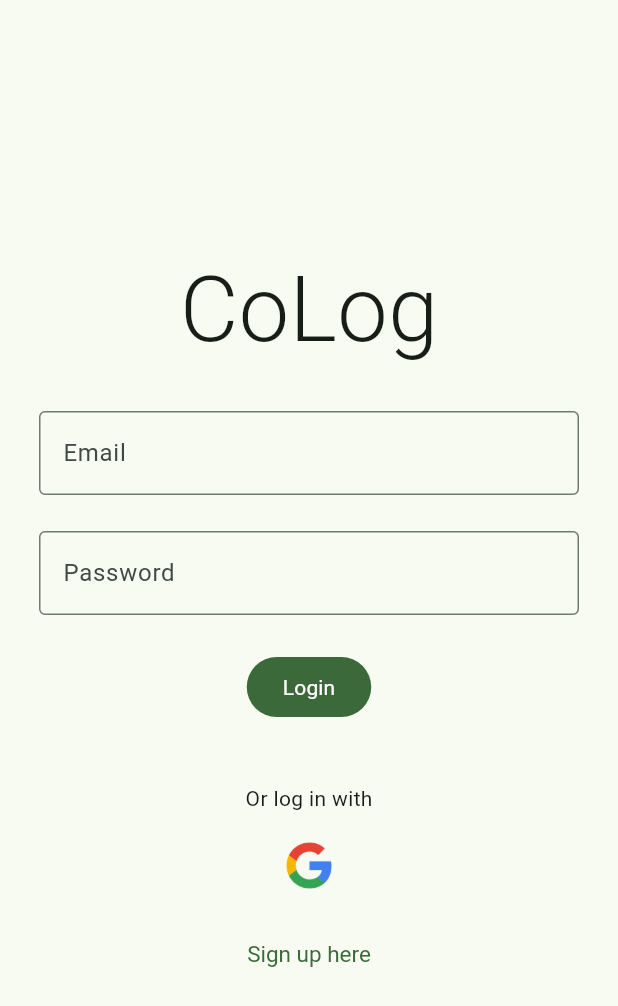
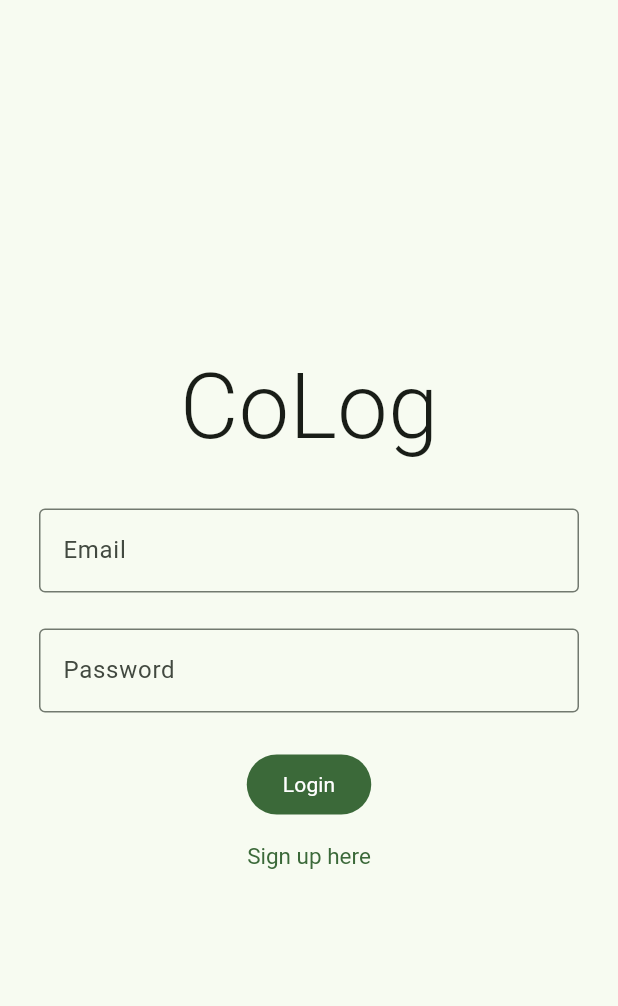
Before and after one commit to R0KK1T/CoDoC, a Flutter app: the screen it shows after launch, on a phone screen of 412 x 824 dp. Shown: the top 1006 px of the screen. Run offline on Flutter 3.47's test engine with Material 2 defaults, Android fonts, the phone set to English and light mode, and no system bars; our stand-ins replace cloud_firestore, firebase_auth, firebase_core, firebase_storage, image_picker; accounts and stored records are empty.

Commit message:
Remove google logo

```diff
--- a/lib/screens/login_screen.dart
+++ b/lib/screens/login_screen.dart
@@ -127,30 +127,6 @@ class _MyLoginScreenState extends State<MyLoginScreen> {
                 ),
               ),
 
-              Padding(
-                padding: const EdgeInsets.only(
-                  bottom: 40.00,
-                ),
-              ),
-
-              //Text (Or log in with)
-              Padding(
-                padding: EdgeInsets.only(
-                  bottom: 10.0,
-                ),
-                child: Text(
-                  'Or log in with',
-                ),
-              ),
-
-              Image.asset(
-                'assets/images/googleicon.png', // Replace with the path to your image file
-                width: 50, // Set the width of the image
-                height: 50, // Set the height of the image
-              ),
-
-              //Signup
-              const SizedBox(height: 10),
               TextButton(
                 style: TextButton.styleFrom(
                   textStyle: const TextStyle(fontSize: 15),
```
